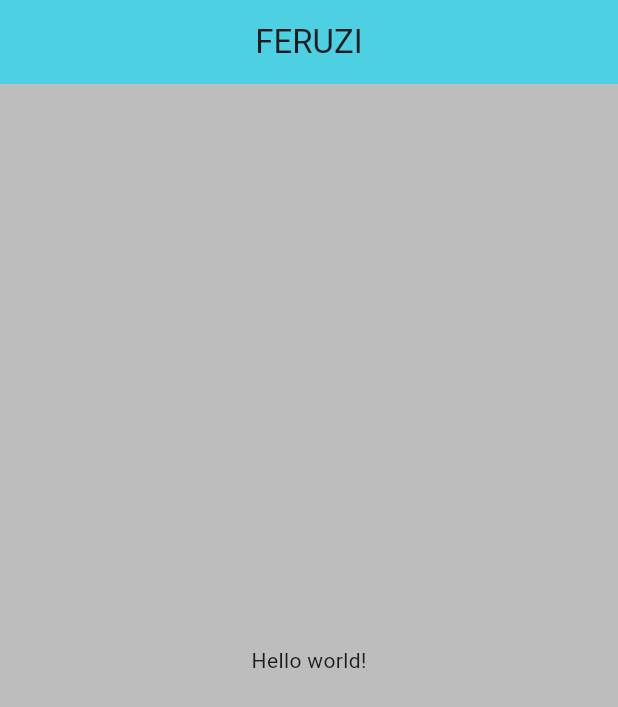
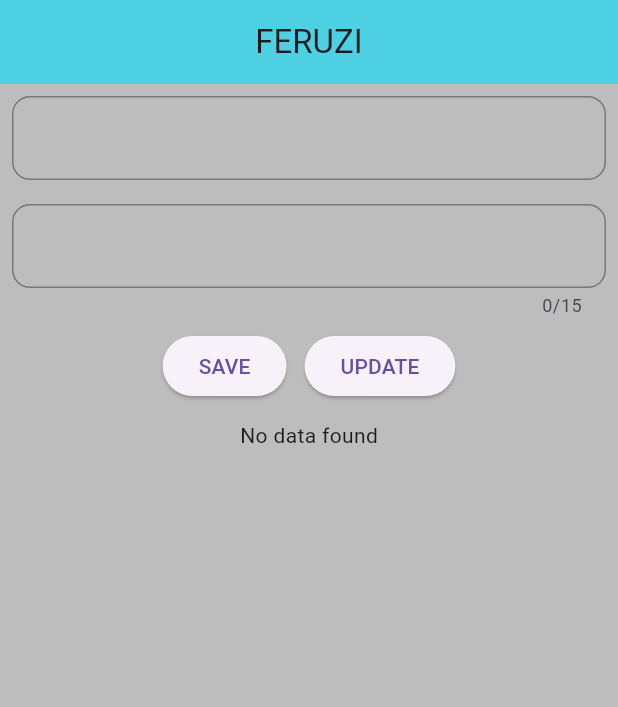
Before and after one commit to sikatenda/Mothly_Expencies, a Flutter app: the screen it shows after launch, on a phone screen of 412 x 824 dp. Shown: the top 707 px of the screen. Run offline on Flutter 3.47's test engine with Material 3 defaults, Android fonts, the phone set to English and light mode, and no system bars.

Commit message:
UI
I have done the design of the form and the listview

```diff
--- a/app1/lib/main.dart
+++ b/app1/lib/main.dart
@@ -4,12 +4,22 @@ void main() {
   runApp(const MyWidget());
 }
 
-class MyWidget extends StatelessWidget {
+class MyWidget extends StatefulWidget {
   const MyWidget({super.key});
+
+  @override
+  State<MyWidget> createState() => _MyWidgetState();
+}
+
+class _MyWidgetState extends State<MyWidget> {
+  TextEditingController nameController = TextEditingController();
+  TextEditingController amoutController = TextEditingController();
+  List<Expenses> expenses = List.empty(growable: true);
 
   @override
   Widget build(BuildContext context) {
     return MaterialApp(
+      debugShowCheckedModeBanner: false,
       home: Scaffold(
         appBar: AppBar(
           title: const Center(
@@ -17,11 +27,96 @@ class MyWidget extends StatelessWidget {
           ),
           backgroundColor: Colors.cyan[300],
         ),
-        body: const Center(
-          child: Text("Hello world!"),
+        body: Column(
+          children: [
+            Padding(
+              padding: const EdgeInsets.all(8.0),
+              child: TextField(
+                controller: nameController,
+                decoration: const InputDecoration(
+                    border: OutlineInputBorder(
+                        borderRadius: BorderRadius.all(Radius.circular(12)))),
+              ),
+            ),
+            Padding(
+              padding: const EdgeInsets.all(8.0),
+              child: TextField(
+                controller: amoutController,
+                keyboardType: TextInputType.number,
+                maxLength: 15,
+                decoration: const InputDecoration(
+                    border: OutlineInputBorder(
+                        borderRadius: BorderRadius.all(Radius.circular(12)))),
+              ),
+            ),
+            Row(
+              mainAxisAlignment: MainAxisAlignment.center,
+              children: [
+                ElevatedButton(
+                  onPressed: () {
+                    String name = nameController.text.trim();
+                    String amount = amoutController.text.trim();
+                    if (name.isNotEmpty && amount.isNotEmpty) {
+                      setState(() {
+                        expenses.add(
+                            Expenses(name: name, amount: int.parse(amount)));
+                        nameController.clear();
+                        amoutController.clear();
+                      });
+                    }
+                  },
+                  child: const Text(
+                    'SAVE',
+                  ),
+                ),
+                const SizedBox(
+                  width: 12,
+                ),
+                ElevatedButton(
+                  onPressed: () {},
+                  child: const Text('UPDATE'),
+                ),
+              ],
+            ),
+            const SizedBox(
+              height: 12,
+            ),
+            expenses.isEmpty
+                ? const Text('No data found')
+                : Expanded(
+                    child: ListView.builder(
+                      itemCount: expenses.length,
+                      itemBuilder: (context, index) => getList(index),
+                    ),
+                  )
+          ],
         ),
         backgroundColor: Colors.grey[400],
       ),
     );
   }
+
+  Widget getList(int index) {
+    return Card(
+      child: ListTile(
+        leading: CircleAvatar(
+          child: Text(expenses[index].name[0]),
+          backgroundColor: index % 2 == 0 ? Colors.amber : Colors.blue,
+          foregroundColor: Colors.black87,
+        ),
+        title: Column(
+          children: [
+            Text(expenses[index].name),
+            Text(expenses[index].amount.toString()),
+          ],
+        ),
+      ),
+    );
+  }
 }
+
+class Expenses {
+  String name;
+  int amount;
+  Expenses({required this.name, required this.amount});
+}
```
